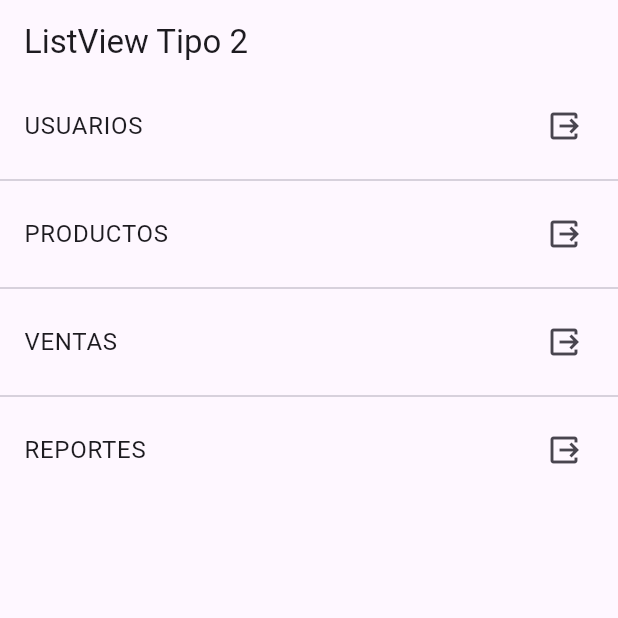
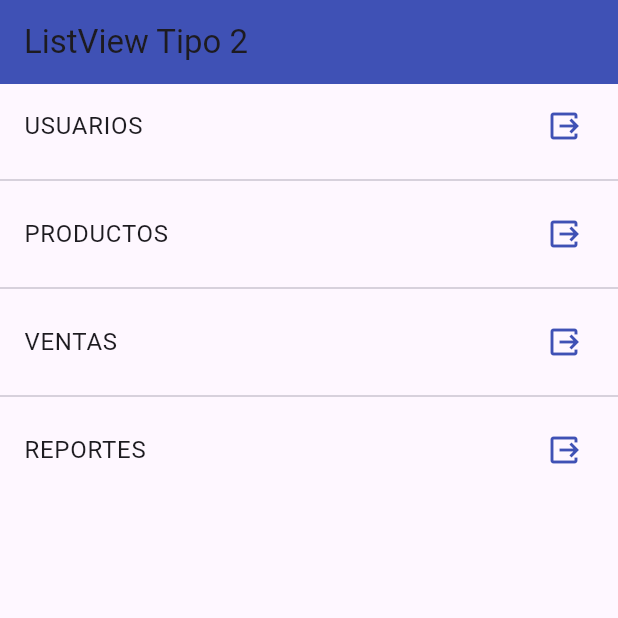
Before and after one commit to JesusRangelDiaz/fl-components, a Flutter app: the screen it shows after launch, on a phone screen of 412 x 824 dp, the top half of it. Run offline on Flutter 3.47's test engine with Material 3 defaults, Android fonts, the phone set to English and light mode, and no system bars.

Commit message:
feat: :lipstick: design for listview2

```diff
--- a/lib/screens/listview2_screen.dart
+++ b/lib/screens/listview2_screen.dart
@@ -11,15 +11,19 @@ class Listview2Screen extends StatelessWidget {
     return  Scaffold(
       appBar: AppBar(
         title: const Text('ListView Tipo 2'),
+        elevation:0,
+        backgroundColor: Colors.indigo,
       ),
       body:ListView.separated(
         itemBuilder: (context, index) => ListTile(
           title: Text(options[index]),
-          trailing: const Icon(Icons.output_outlined),
+          trailing: const Icon(Icons.output_outlined, color: Colors.indigo,),
+          onTap: () {
+            final opt = options[index];
+            print(opt);
+          },
         ),
-        separatorBuilder:( _ , __ ) => Divider(
-
-        ),
+        separatorBuilder:( _ , __ ) => const Divider(),
         itemCount: options.length
         )
     );
```
